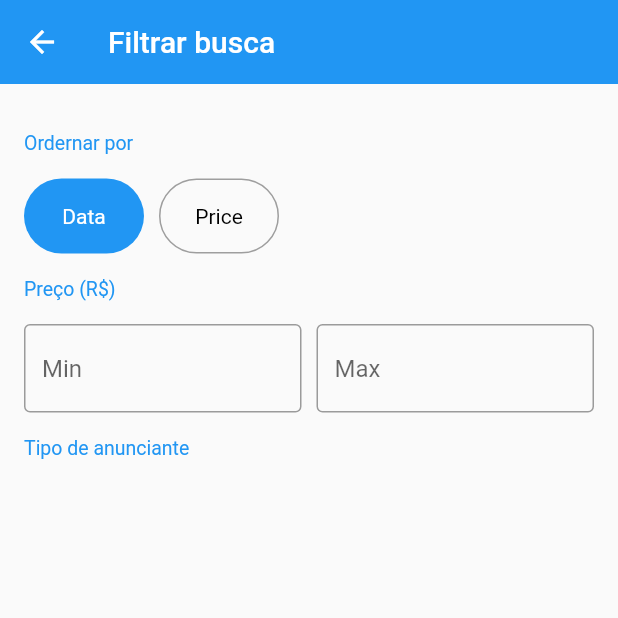
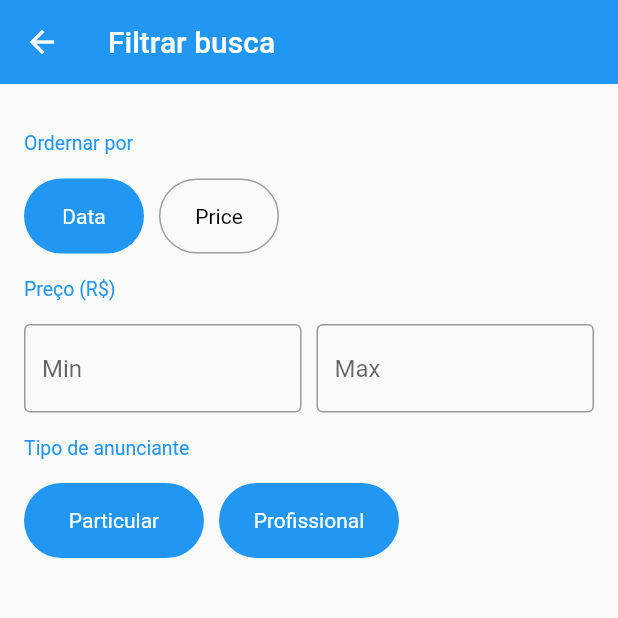
Before and after one commit to IsaqueAraujoApp/Aprendendo-Flutter, a Flutter app: the FilterScreen screen opened directly, on a phone screen of 412 x 824 dp, the top half of it. Run offline on Flutter 3.47's test engine with Material 2 defaults, Android fonts, the phone set to English and light mode, and no system bars; our stand-ins replace brasil_fields, cloud_firestore, firebase_auth, firebase_storage, flare_flutter, google_sign_in and 6 more; missing offline and left inert: bloc_pattern, flutter_youtube; accounts and stored records are empty.

Commit message:
App XLO Clone
- Criando o Campo do Tipo de
Anunciante

```diff
--- a/xlo/lib/models/filter.dart
+++ b/xlo/lib/models/filter.dart
@@ -1,3 +1,4 @@
-enum OrderBy{
-  DATE, PRICE
-}
+enum OrderBy{DATE, PRICE}
+
+const VENDOR_TYPE_PARTICULAR = 1 << 0;
+const VENDOR_TYPE_PROFISSIONAL = 1 << 1;
--- a/xlo/lib/screens/filter/filter_screen.dart
+++ b/xlo/lib/screens/filter/filter_screen.dart
@@ -3,6 +3,7 @@ import 'package:xlo/models/filter.dart';
 import 'package:xlo/screens/filter/widgets/order_by_field.dart';
 import 'package:xlo/screens/filter/widgets/price_range_field.dart';
 import 'package:xlo/screens/filter/widgets/section_title.dart';
+import 'package:xlo/screens/filter/widgets/vendor_type_field.dart';
 
 class FilterScreen extends StatefulWidget {
   @override
@@ -24,15 +25,14 @@ class _FilterScreenState extends State<FilterScreen> {
           key: _formKey,
           child: ListView(padding: const EdgeInsets.all(16), children: <Widget>[
             const SectionTitle(title: "Ordernar por"),
-            OrderByField(
-              initialValue: OrderBy.DATE,
-              onSaved: (v){
-
-              }
-            ),
+            OrderByField(initialValue: OrderBy.DATE, onSaved: (v) {}),
             const SectionTitle(title: "Preço (R\$)"),
             PriceRangeField(),
             const SectionTitle(title: "Tipo de anunciante"),
+            VendorTypeField(
+              initialValue: VENDOR_TYPE_PARTICULAR | VENDOR_TYPE_PROFISSIONAL,
+              onSaved: (v) {},
+            ),
           ]),
         )
       ]),
--- /dev/null
+++ b/xlo/lib/screens/filter/widgets/vendor_type_field.dart
@@ -0,0 +1,95 @@
+import 'package:flutter/material.dart';
+import 'package:xlo/models/filter.dart';
+
+class VendorTypeField extends StatelessWidget {
+  VendorTypeField({this.onSaved, this.initialValue});
+
+  final FormFieldSetter<int> onSaved;
+  final int initialValue;
+
+  @override
+  Widget build(BuildContext context) {
+    return FormField<int>(
+        initialValue: initialValue,
+        onSaved: onSaved,
+        builder: (state) {
+          return Row(
+            children: <Widget>[
+              GestureDetector(
+                onTap: () {
+                  if (state.value & VENDOR_TYPE_PARTICULAR != 0) {
+                    if (state.value & VENDOR_TYPE_PROFISSIONAL != 0)
+                      state.didChange(state.value & ~VENDOR_TYPE_PARTICULAR);
+                    else
+                      state.didChange(VENDOR_TYPE_PROFISSIONAL);
+                  } else {
+                    state.didChange(state.value | VENDOR_TYPE_PARTICULAR);
+                  }
+                },
+                child: Container(
+                  height: 50,
+                  width: 120,
+                  decoration: BoxDecoration(
+                    border: Border.all(
+                        color: state.value & VENDOR_TYPE_PARTICULAR != 0
+                            ? Colors.transparent
+                            : Colors.grey),
+                    borderRadius: const BorderRadius.all(Radius.circular(50)),
+                    color: state.value & VENDOR_TYPE_PARTICULAR != 0
+                        ? Colors.blue
+                        : Colors.transparent,
+                  ),
+                  alignment: Alignment.center,
+                  child: Text(
+                    "Particular",
+                    style: TextStyle(
+                      color: state.value & VENDOR_TYPE_PARTICULAR != 0
+                          ? Colors.white
+                          : Colors.black,
+                    ),
+                  ),
+                ),
+              ),
+              const SizedBox(
+                width: 10,
+              ),
+              GestureDetector(
+                onTap: () {
+                  if (state.value & VENDOR_TYPE_PROFISSIONAL != 0) {
+                    if (state.value & VENDOR_TYPE_PARTICULAR != 0)
+                      state.didChange(state.value & ~VENDOR_TYPE_PROFISSIONAL);
+                    else
+                      state.didChange(VENDOR_TYPE_PARTICULAR);
+                  } else {
+                    state.didChange(state.value | VENDOR_TYPE_PROFISSIONAL);
+                  }
+                },
+                child: Container(
+                  height: 50,
+                  width: 120,
+                  decoration: BoxDecoration(
+                    border: Border.all(
+                        color: state.value & VENDOR_TYPE_PROFISSIONAL != 0
+                            ? Colors.transparent
+                            : Colors.grey),
+                    borderRadius: const BorderRadius.all(Radius.circular(50)),
+                    color: state.value & VENDOR_TYPE_PROFISSIONAL != 0
+                        ? Colors.blue
+                        : Colors.transparent,
+                  ),
+                  alignment: Alignment.center,
+                  child: Text(
+                    "Profissional",
+                    style: TextStyle(
+                      color: state.value & VENDOR_TYPE_PROFISSIONAL != 0
+                          ? Colors.white
+                          : Colors.black,
+                    ),
+                  ),
+                ),
+              )
+            ],
+          );
+        });
+  }
+}
```
